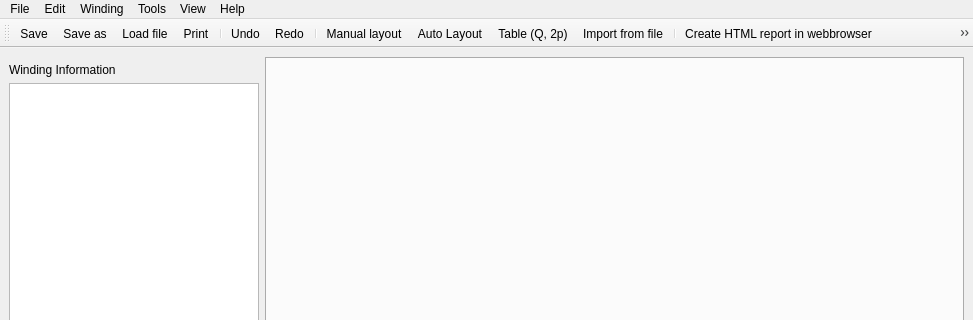
Before: the Qt Designer form swat_em/ui/MainWindow.ui in mjfwest/swat-em, drawn with Qt 5; both pictures show x 0 to 973 and y 0 to 320 of the 973 by 749 pixel window.
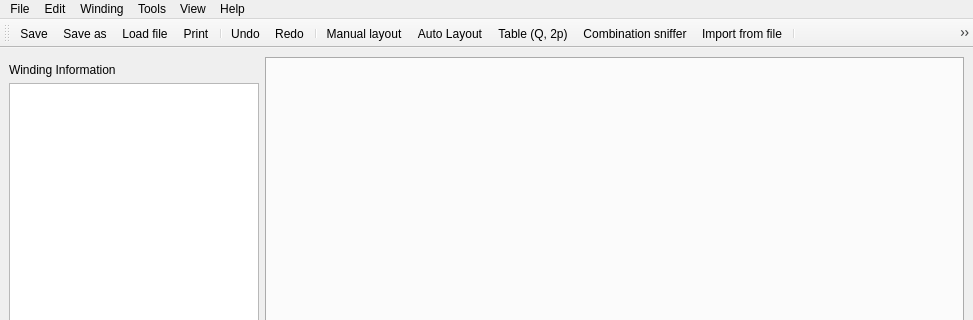
After: the same form once the commit is applied. Icons and pictures are not drawn.

Commit message: Added icon for winding sniffer

```diff
--- a/swat_em/ui/MainWindow.ui
+++ b/swat_em/ui/MainWindow.ui
@@ -1332,6 +1332,7 @@
    <addaction name="actionShow_winding_layout"/>
    <addaction name="actionGenerate_winding"/>
    <addaction name="actionGenerate_winding_combinations"/>
+   <addaction name="actionCombination_sniffer"/>
    <addaction name="actionImport_from_file"/>
    <addaction name="separator"/>
    <addaction name="actionprint_report"/>
```
Left out of the diff: 5 changed lines with no effect on the pictures. The commit also changes 3 other files.
